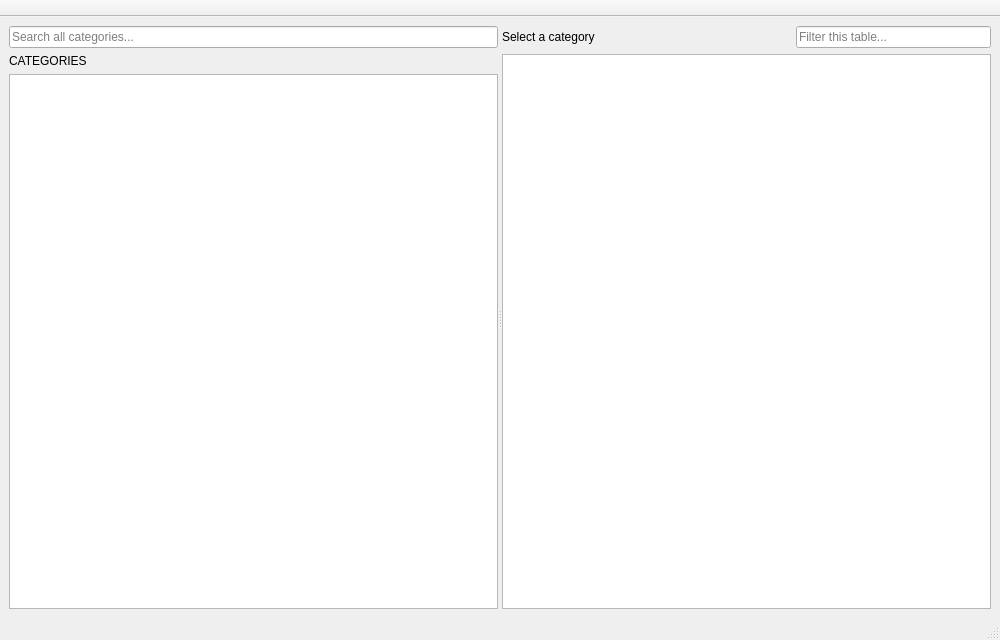
Old version of the form examples/PartManagerApp/src/ui/PartManager_MainWindow.ui in the repository KROIA/PartManager.
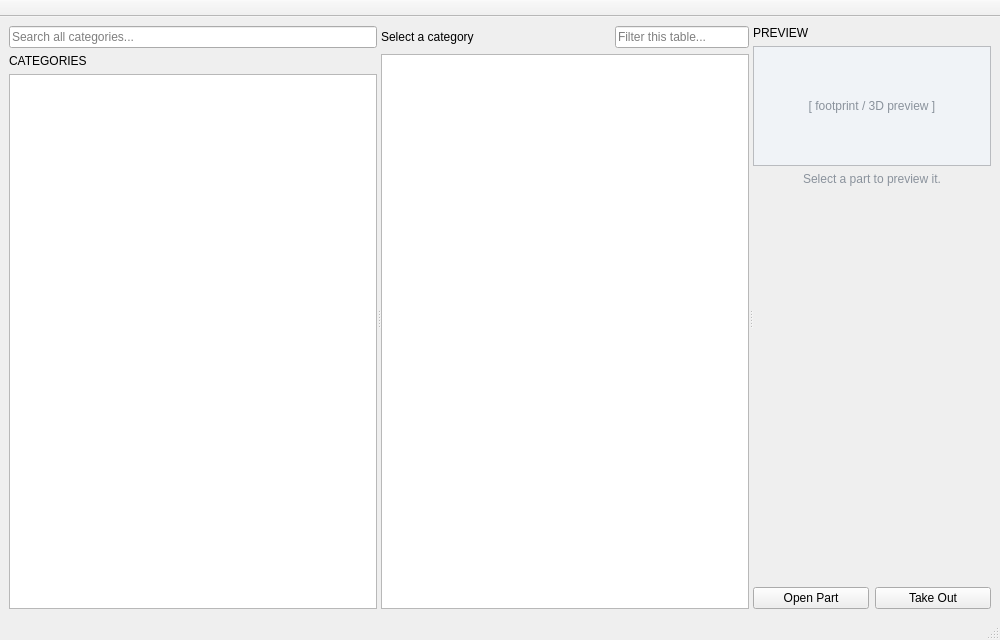
New version of the form.

Commit message: add the part preview panel to the main window

Patch:
```diff
--- a/examples/PartManagerApp/src/ui/PartManager_MainWindow.ui
+++ b/examples/PartManagerApp/src/ui/PartManager_MainWindow.ui
@@ -154,6 +154,169 @@
         </item>
        </layout>
       </widget>
+      <widget class="QWidget" name="previewPanel">
+       <layout class="QVBoxLayout" name="previewLayout">
+        <property name="leftMargin">
+         <number>0</number>
+        </property>
+        <property name="topMargin">
+         <number>0</number>
+        </property>
+        <property name="rightMargin">
+         <number>0</number>
+        </property>
+        <property name="bottomMargin">
+         <number>0</number>
+        </property>
+        <item>
+         <widget class="QLabel" name="previewTitleLabel">
+          <property name="text">
+           <string>PREVIEW</string>
+          </property>
+         </widget>
+        </item>
+        <item>
+         <widget class="QLabel" name="previewGraphicLabel">
+          <property name="sizePolicy">
+           <sizepolicy hsizetype="Preferred" vsizetype="Fixed">
+            <horstretch>0</horstretch>
+            <verstretch>0</verstretch>
+           </sizepolicy>
+          </property>
+          <property name="minimumSize">
+           <size>
+            <width>0</width>
+            <height>120</height>
+           </size>
+          </property>
+          <property name="maximumSize">
+           <size>
+            <width>16777215</width>
+            <height>120</height>
+           </size>
+          </property>
+          <property name="frameShape">
+           <enum>QFrame::StyledPanel</enum>
+          </property>
+          <property name="alignment">
+           <set>Qt::AlignCenter</set>
+          </property>
+          <property name="styleSheet">
+           <string notr="true">color: #8a929c; background-color: #f0f3f7;</string>
+          </property>
+          <property name="text">
+           <string>[ footprint / 3D preview ]</string>
+          </property>
+         </widget>
+        </item>
+        <item>
+         <widget class="QLabel" name="previewEmptyLabel">
+          <property name="sizePolicy">
+           <sizepolicy hsizetype="Preferred" vsizetype="Expanding">
+            <horstretch>0</horstretch>
+            <verstretch>0</verstretch>
+           </sizepolicy>
+          </property>
+          <property name="alignment">
+           <set>Qt::AlignHCenter|Qt::AlignTop</set>
+          </property>
+          <property name="wordWrap">
+           <bool>true</bool>
+          </property>
+          <property name="styleSheet">
+           <string notr="true">color: #8a929c;</string>
+          </property>
+          <property name="text">
+           <string>Select a part to preview it.</string>
+          </property>
+         </widget>
+        </item>
+        <item>
+         <widget class="QScrollArea" name="previewScroll">
+          <property name="widgetResizable">
+           <bool>true</bool>
+          </property>
+          <property name="frameShape">
+           <enum>QFrame::NoFrame</enum>
+          </property>
+          <widget class="QWidget" name="previewContent">
+           <layout class="QVBoxLayout" name="previewContentLayout">
+            <item>
+             <widget class="QLabel" name="previewNameLabel">
+              <property name="wordWrap">
+               <bool>true</bool>
+              </property>
+              <property name="styleSheet">
+               <string notr="true">font-weight: bold;</string>
+              </property>
+              <property name="text">
+               <string notr="true"/>
+              </property>
+             </widget>
+            </item>
+            <item>
+             <widget class="QLabel" name="previewTagsLabel">
+              <property name="wordWrap">
+               <bool>true</bool>
+              </property>
+              <property name="text">
+               <string notr="true"/>
+              </property>
+             </widget>
+            </item>
+            <item>
+             <widget class="QLabel" name="previewDescriptionLabel">
+              <property name="wordWrap">
+               <bool>true</bool>
+              </property>
+              <property name="styleSheet">
+               <string notr="true">color: #57606a;</string>
+              </property>
+              <property name="text">
+               <string notr="true"/>
+              </property>
+             </widget>
+            </item>
+            <item>
+             <layout class="QFormLayout" name="previewFormLayout"/>
+            </item>
+            <item>
+             <spacer name="previewSpacer">
+              <property name="orientation">
+               <enum>Qt::Vertical</enum>
+              </property>
+              <property name="sizeHint" stdset="0">
+               <size>
+                <width>20</width>
+                <height>0</height>
+               </size>
+              </property>
+             </spacer>
+            </item>
+           </layout>
+          </widget>
+         </widget>
+        </item>
+        <item>
+         <layout class="QHBoxLayout" name="previewButtonLayout">
+          <item>
+           <widget class="QPushButton" name="previewOpenButton">
+            <property name="text">
+             <string>Open Part</string>
+            </property>
+           </widget>
+          </item>
+          <item>
+           <widget class="QPushButton" name="previewTakeOutButton">
+            <property name="text">
+             <string>Take Out</string>
+            </property>
+           </widget>
+          </item>
+         </layout>
+        </item>
+       </layout>
+      </widget>
      </widget>
     </item>
    </layout>
```
The commit also changes 5 other files.
